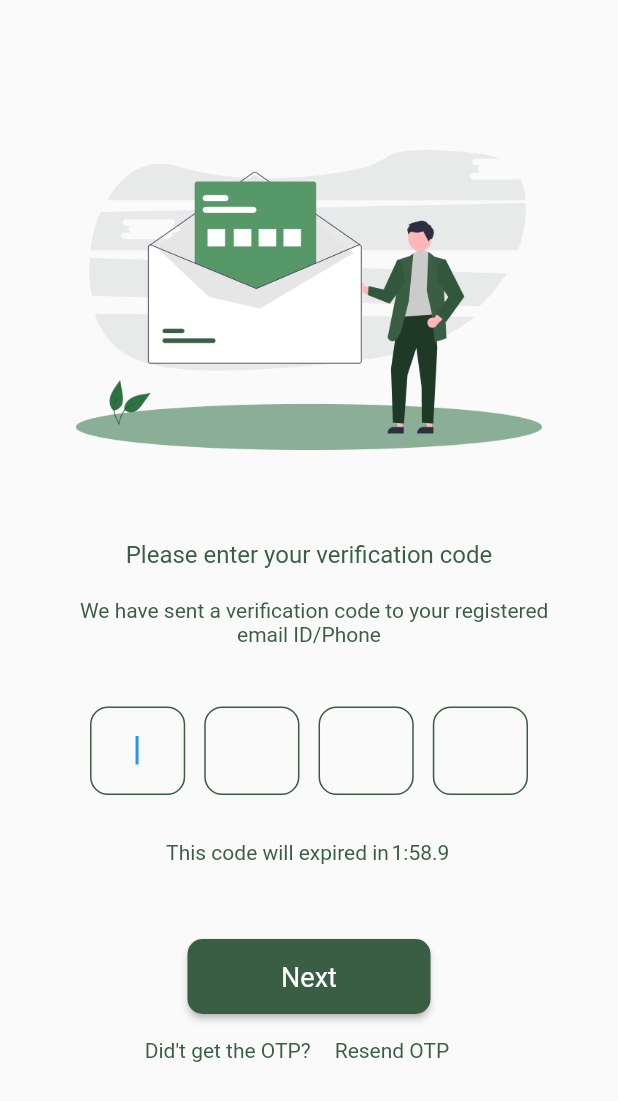
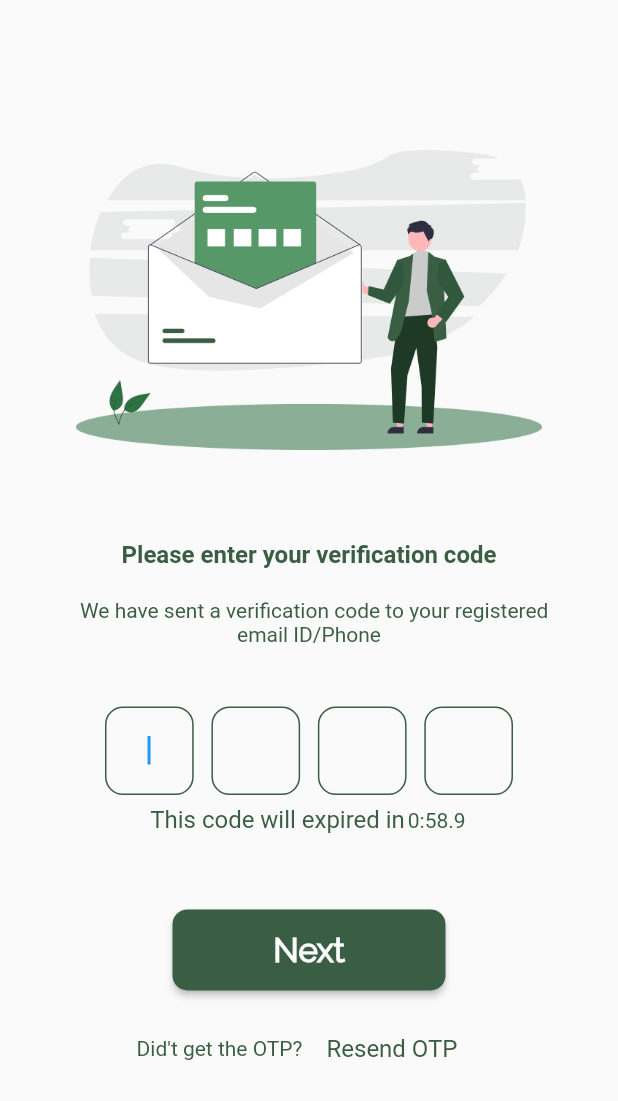
Before and after one commit to mahidul-islam/travel, a Flutter app: the ForgotPasswordPage screen opened directly, after a tap on "Next", on a phone screen of 412 x 824 dp. Shown: the top 1101 px of the screen. Run offline on Flutter 3.47's test engine with Material 2 defaults, Android fonts, the phone set to English and light mode, and no system bars; our stand-ins replace firebase_core; missing offline and left inert: dart:ffi; accounts and stored records are empty.

Commit message:
reform 3 pages

```diff
--- a/lib/ui/OTP/otp_send_screen.dart
+++ b/lib/ui/OTP/otp_send_screen.dart
@@ -68,7 +68,7 @@ class _OtpSendPageState extends State<OtpSendPage> {
               Container(
                 height: 200,
                 width: double.infinity,
-                margin: EdgeInsets.only(top: 100),
+                margin: EdgeInsets.only(top: 100, left: 25.5, right: 25.5),
                 child: Image(
                   image: AssetImage("assets/otp.png"),
                 ),
@@ -79,9 +79,12 @@ class _OtpSendPageState extends State<OtpSendPage> {
                 child: Text(
                   "Please enter your verification code",
                   style: TextStyle(
-                      color: Color(0xff3a5e44),
-                      // fontWeight: FontWeight.bold,
-                      fontSize: 16),
+                    fontFamily: 'Roboto',
+                    color: Color(0xff3a5e44),
+                    fontSize: 16,
+                    fontWeight: FontWeight.w600,
+                    fontStyle: FontStyle.normal,
+                  ),
                 ),
               ),
               Container(
@@ -89,18 +92,28 @@ class _OtpSendPageState extends State<OtpSendPage> {
                 alignment: Alignment.center,
                 child: Text(
                   "   We have sent a verification code to your registered ",
-                  style: TextStyle(color: Color(0xff3a5e44)),
+                  style: TextStyle( fontFamily: 'Roboto',
+                    color: Color(0xff3a5e44),
+                    fontSize: 14,
+                    fontWeight: FontWeight.w400,
+                    fontStyle: FontStyle.normal,
+                  ),
                 ),
               ),
               Container(
                 alignment: Alignment.center,
                 child: Text(
                   "email ID/Phone",
-                  style: TextStyle(color: Color(0xff3a5e44)),
+                  style: TextStyle( fontFamily: 'Roboto',
+                    color: Color(0xff3a5e44),
+                    fontSize: 14,
+                    fontWeight: FontWeight.w400,
+                    fontStyle: FontStyle.normal,
+                  ),
                 ),
               ),
               Container(
-                margin: EdgeInsets.only(top: 40, left: 60, right: 60),
+                margin: EdgeInsets.only(top: 40, left: 70, right: 70),
                 alignment: Alignment.center,
                 child: Form(
                   key: _formKey,
@@ -113,7 +126,7 @@ class _OtpSendPageState extends State<OtpSendPage> {
                             controller: _inputNumberOneController,
                             // focusNode: pin2FocusNode,
                             autofocus: true,
-                            obscureText: true,
+                           // obscureText: true,
                             textAlign: TextAlign.center,
                             decoration: new InputDecoration(
                               border: InputBorder.none,
@@ -152,7 +165,7 @@ class _OtpSendPageState extends State<OtpSendPage> {
                             controller: _inputNumberTwoController,
                             focusNode: pin2FocusNode,
                             autofocus: true,
-                            obscureText: true,
+                           // obscureText: true,
                             textAlign: TextAlign.center,
                             decoration: new InputDecoration(
                               border: InputBorder.none,
@@ -188,7 +201,7 @@ class _OtpSendPageState extends State<OtpSendPage> {
                             controller: _inputNumberThreeController,
                             focusNode: pin3FocusNode,
                             autofocus: true,
-                            obscureText: true,
+                           // obscureText: true,
                             textAlign: TextAlign.center,
                             decoration: new InputDecoration(
                               border: InputBorder.none,
@@ -224,7 +237,7 @@ class _OtpSendPageState extends State<OtpSendPage> {
                             controller: _inputNumberFourController,
                             focusNode: pin4FocusNode,
                             autofocus: true,
-                            obscureText: true,
+                          //  obscureText: true,
                             textAlign: TextAlign.center,
                             decoration: new InputDecoration(
                               border: InputBorder.none,
@@ -263,7 +276,10 @@ class _OtpSendPageState extends State<OtpSendPage> {
                   ),
                 ),
               ),
-              Container(margin: EdgeInsets.only(top: 30), child: buildTimer()),
+              Container(
+                  margin: EdgeInsets.only(top: 7.3),
+                  child: buildTimer()
+              ),
               Container(
                   alignment: Alignment.center,
                   margin: EdgeInsets.only(top: 50),
@@ -272,18 +288,28 @@ class _OtpSendPageState extends State<OtpSendPage> {
                 mainAxisAlignment: MainAxisAlignment.center,
                 children: [
                   Container(
+                    margin: EdgeInsets.only(top: 15),
                     child: Text(
                       "Did't get the OTP?",
-                      style: TextStyle(color: Color(0xff3a5e44)),
+                      style: TextStyle(fontFamily: 'Roboto',
+                        color: Color(0xff3a5e44),
+                        fontSize: 14,
+                        fontWeight: FontWeight.w400,
+                        fontStyle: FontStyle.normal),
                     ),
                   ),
                   Container(
+                    margin: EdgeInsets.only(top: 15),
                     child: MaterialButton(
                       onPressed: () {},
                       child: Text(
                         "Resend OTP",
                         style: TextStyle(
+                          fontFamily: 'Roboto',
                           color: Color(0xff3a5e44),
+                          fontSize: 16,
+                          fontWeight: FontWeight.w500,
+                          fontStyle: FontStyle.normal,
                         ),
                       ),
                     ),
@@ -323,12 +349,18 @@ class _OtpSendPageState extends State<OtpSendPage> {
       color: Color(0xff3a5e44),
       shape: RoundedRectangleBorder(borderRadius: BorderRadius.circular(10)),
       child: Container(
-        height: 35,
-        width: 130,
-        margin: EdgeInsets.only(top: 15),
+        alignment: Alignment.center,
+        height: 38,
+        width: 150,
+        margin: EdgeInsets.only(top: 8, bottom: 8),
         child: Text(
           "Next",
-          style: TextStyle(color: Colors.white, fontSize: 18),
+          style: TextStyle( fontFamily: 'Raleway',
+    color: Color(0xfffcfcfc),
+    fontSize: 22,
+    fontWeight: FontWeight.w600,
+    fontStyle: FontStyle.normal,
+          ),
           textAlign: TextAlign.center,
         ),
       ),
@@ -340,12 +372,15 @@ class _OtpSendPageState extends State<OtpSendPage> {
       mainAxisAlignment: MainAxisAlignment.center,
       children: [
         Text("This code will expired in ",
-            style: TextStyle(color: Color(0xff3a5e44)),
+            style: TextStyle(color: Color(0xff3a5e44),
+              fontSize: 16,
+              fontFamily: 'Roboto',
+              fontWeight: FontWeight.w500,),
             textAlign: TextAlign.center),
         TweenAnimationBuilder(
           tween: Tween(begin: 60.0, end: 0),
           duration: Duration(seconds: 60),
-          builder: (context, value, child) => Text("1:${value!.toString()} ",
+          builder: (context, value, child) => Text("0:${value!.toString()} ",
               style: TextStyle(
                 color: Color(0xff3a5e44),
               )),
--- a/lib/ui/registration_screen/forgot_pass1_screen.dart
+++ b/lib/ui/registration_screen/forgot_pass1_screen.dart
@@ -1,7 +1,7 @@
 import 'package:flutter/material.dart';
 import 'package:travel/ui/OTP/otp_send_screen.dart';
 
-class ForgotPassword extends StatelessWidget{
+class ForgotPassword extends StatelessWidget {
   @override
   Widget build(BuildContext context) {
     return MaterialApp(
@@ -10,14 +10,15 @@ class ForgotPassword extends StatelessWidget{
     );
   }
 }
-class ForgotPasswordPage extends StatefulWidget{
+
+class ForgotPasswordPage extends StatefulWidget {
   @override
   State<StatefulWidget> createState() {
     return _ForgotPasswordPage();
   }
 }
 
-class _ForgotPasswordPage extends State<ForgotPasswordPage>{
+class _ForgotPasswordPage extends State<ForgotPasswordPage> {
   @override
   Widget build(BuildContext context) {
     return Scaffold(
@@ -28,57 +29,79 @@ class _ForgotPasswordPage extends State<ForgotPasswordPage>{
               Container(
                 height: 200,
                 width: double.infinity,
-                margin: EdgeInsets.only(top: 100),
+                margin: EdgeInsets.only(top: 130, left: 25.5, right: 23.5),
                 child: Image(
                   image: AssetImage("assets/fp1.png"),
                 ),
               ),
               Container(
                 alignment: Alignment.center,
-                margin: EdgeInsets.only(top: 60),
-                child: Text("Please enter your registered email ID/Phone",
-                style: TextStyle(fontSize: 16,
+                margin: EdgeInsets.only(top: 80),
+                child: Text(
+                  "Please enter your registered email ID/Phone",
+                  style: TextStyle(
+                    fontFamily: 'Roboto',
                     color: Color(0xff3a5e44),
-                fontWeight: FontWeight.bold),
+                    fontSize: 16,
+                    fontWeight: FontWeight.w500,
+                    fontStyle: FontStyle.normal,
+                  ),
+                ),
+              ),
+              Container(
+                margin: EdgeInsets.only(top: 16.7, left: 29.3, right: 28.7),
+                alignment: Alignment.center,
+                child: Text(
+                  "   We will send a verification code to your registered ",
+                  style: TextStyle(color: Color(0xff3a5e44)),
+                ),
+              ),
+              Container(
+                alignment: Alignment.center,
+                child: Text(
+                  "email ID/Phone",
+                  style: TextStyle(
+                    fontFamily: 'Roboto',
+                    color: Color(0xff3a5e44),
+                    fontSize: 14,
+                    fontWeight: FontWeight.w400,
+                    fontStyle: FontStyle.normal,
+                  ),
                 ),
               ),
               Container(
                 height: 60,
-                margin: EdgeInsets.only(top: 60, left: 16, right: 16),
+                margin: EdgeInsets.only(top: 70, left: 20, right: 16.7),
                 child: TextField(
                   decoration: InputDecoration(
                     border: InputBorder.none,
                     enabledBorder: OutlineInputBorder(
-                        borderRadius: BorderRadius.all(Radius.circular(8.0)),
+                      borderRadius: BorderRadius.all(Radius.circular(10.0)),
                       borderSide: BorderSide(color: Color(0xff3a5e44)),
                     ),
                     focusedBorder: OutlineInputBorder(
-                        borderRadius: BorderRadius.all(Radius.circular(6.0)),
+                      borderRadius: BorderRadius.all(Radius.circular(10.0)),
                       borderSide: BorderSide(color: Color(0xff3a5e44)),
                     ),
 
                     // border: OutlineInputBorder(),
                     labelText: "Email or Phone Number",
-                      labelStyle: TextStyle(color: Color(0xff3a5e44),fontSize: 12)),
+                    labelStyle: TextStyle(
+                        fontFamily: 'Roboto',
+                        color: Color(0xff3a5e44),
+                        fontSize: 12,
+                        fontWeight: FontWeight.w400,
+                        fontStyle: FontStyle.normal),
+                  ),
                 ),
               ),
               Container(
-                margin: EdgeInsets.only(top: 20,left: 16,right: 16),
                 alignment: Alignment.center,
-                child: Text("   We will send a verification code to your registered ",
-                style: TextStyle(color: Color(0xff3a5e44)),),
-              ),
-              Container(
-                alignment: Alignment.center,
-                child: Text("email ID/Phone",
-                  style: TextStyle(color: Color(0xff3a5e44)),),
-              ),
-              Container(
-                 alignment: Alignment.center,
-                margin: EdgeInsets.only(top: 60),
+                margin: EdgeInsets.only(top: 37.7),
                 child: MaterialButton(
                   onPressed: () {
-                    Navigator.push(context,
+                    Navigator.push(
+                      context,
                       MaterialPageRoute(builder: (context) => OtpSend()),
                     );
                   },
@@ -86,14 +109,22 @@ class _ForgotPasswordPage extends State<ForgotPasswordPage>{
                   shape: RoundedRectangleBorder(
                       borderRadius: BorderRadius.circular(10)),
                   child: Container(
-                    height: 35,
-                      width: 130,
-                      margin: EdgeInsets.only(top: 15),
-                      child: Text("Next",style: TextStyle(color: Colors.white,fontSize: 18),textAlign: TextAlign.center,
+                    alignment: Alignment.center,
+                    height: 40,
+                    width: 150,
+                    margin: EdgeInsets.only(top: 8, bottom: 8),
+                    child: Text(
+                      "Next",
+                      style: TextStyle(
+                        fontFamily: 'Raleway',
+                        color: Color(0xfffcfcfc),
+                        fontSize: 22,
+                        fontWeight: FontWeight.w600,
+                        fontStyle: FontStyle.normal,
                       ),
                     ),
                   ),
-
+                ),
               ),
             ],
           ),
```
Also changed, not shown: lib/ui/registration_screen/forgot_pass_screen.dart (+48 -22 lines). Lines whose indentation alone changed are shown as unchanged.
